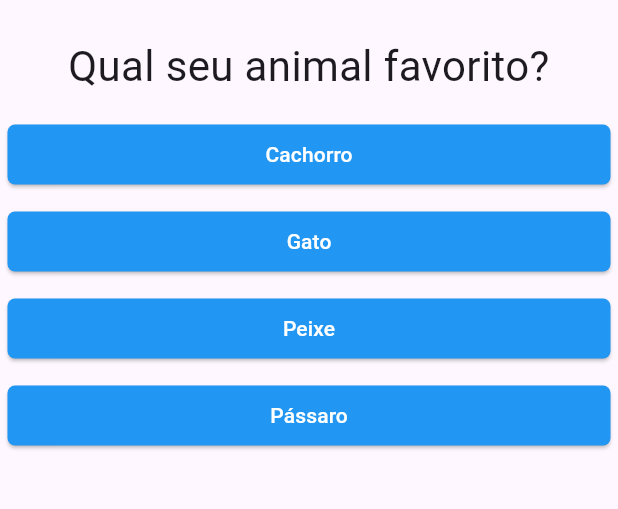
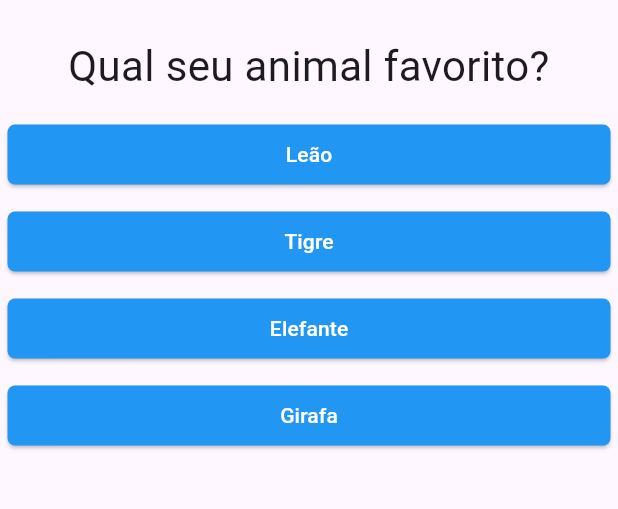
Before and after one commit to matheusant/questionario_flutter, a Flutter app: the screen it shows after launch, after a tap on "Preto", on a phone screen of 412 x 824 dp, the part 63-572 px from its top. Run offline on Flutter 3.47's test engine with Material 3 defaults, Android fonts, the phone set to English and light mode, and no system bars.

Commit message:
Adicionando pontuacao

```diff
--- a/lib/main.dart
+++ b/lib/main.dart
@@ -8,28 +8,52 @@ void main() {
 
 class PerguntaAppState extends State<PerguntaApp> {
   var _perguntaSelecionada = 0;
+  var _pontuacaoTotal = 0;
 
   final _perguntas = [
     {
       'texto': 'Qual sua cor favorita?',
-      'respostas': ['Preto', 'Verde', 'Vermelho', 'Branco'],
+      'respostas': [
+        {'texto': 'Preto', 'pontuacao': 10},
+        {'texto': 'Vermelho', 'pontuacao': 5},
+        {'texto': 'Verde', 'pontuacao': 3},
+        {'texto': 'Branco', 'pontuacao': 1},
+      ],
     },
     {
       'texto': 'Qual seu animal favorito?',
-      'respostas': ['Cachorro', 'Gato', 'Peixe', 'Pássaro'],
+      'respostas': [
+        {'texto': 'Leão', 'pontuacao': 10},
+        {'texto': 'Tigre', 'pontuacao': 5},
+        {'texto': 'Elefante', 'pontuacao': 3},
+        {'texto': 'Girafa', 'pontuacao': 1},
+      ],
     },
     {
       'texto': 'Qual seu esporte favorito?',
-      'respostas': ['Futebol', 'Basquete', 'Vôlei', 'Natação'],
+      'respostas': [
+        {'texto': 'Futebol', 'pontuacao': 10},
+        {'texto': 'Basquete', 'pontuacao': 8},
+        {'texto': 'Vôlei', 'pontuacao': 3},
+        {'texto': 'Natação', 'pontuacao': 1},
+      ]
     },
   ];
 
-  void _responder() {
+  void _responder(int pontuacao) {
     if (temMaisPerguntas) {
       setState(() {
         _perguntaSelecionada++;
+        _pontuacaoTotal += pontuacao;
       });
     }
+  }
+
+  void _reiniciarPerguntas() {
+    setState(() {
+      _perguntaSelecionada = 0;
+      _pontuacaoTotal = 0;
+    });
   }
 
   bool get temMaisPerguntas {
@@ -48,7 +72,10 @@ class PerguntaAppState extends State<PerguntaApp> {
                   perguntaSelecionada: _perguntaSelecionada,
                   responder: _responder,
                 )
-                : Resultado(),
+                : Resultado(
+                _pontuacaoTotal,
+                _reiniciarPerguntas,
+            ),
       ),
     );
   }
--- a/lib/questionario.dart
+++ b/lib/questionario.dart
@@ -12,18 +12,23 @@ class Questionario extends StatelessWidget {
 
   final List<Map<String, Object>> perguntas;
   final int perguntaSelecionada;
-  final void Function() responder;
-
+  final void Function(int) responder;
 
   @override
   Widget build(BuildContext context) {
-
-  final List<String> respostas = perguntas[perguntaSelecionada]['respostas'] as List<String>;
+    final List<Map<String, Object>> respostas =
+        perguntas[perguntaSelecionada]['respostas']
+            as List<Map<String, Object>>;
 
     return Column(
       children: [
         Questao(perguntas[perguntaSelecionada]['texto'] as String),
-        ...respostas.map((t) => Resposta(t, responder)),
+        ...respostas.map(
+          (resp) => Resposta(
+              resp['texto'] as String,
+              () => responder(resp['pontuacao'] as int)
+          ),
+        ),
       ],
     );
   }
```
Also changed, not shown: lib/resultado.dart (+29 -6 lines).
